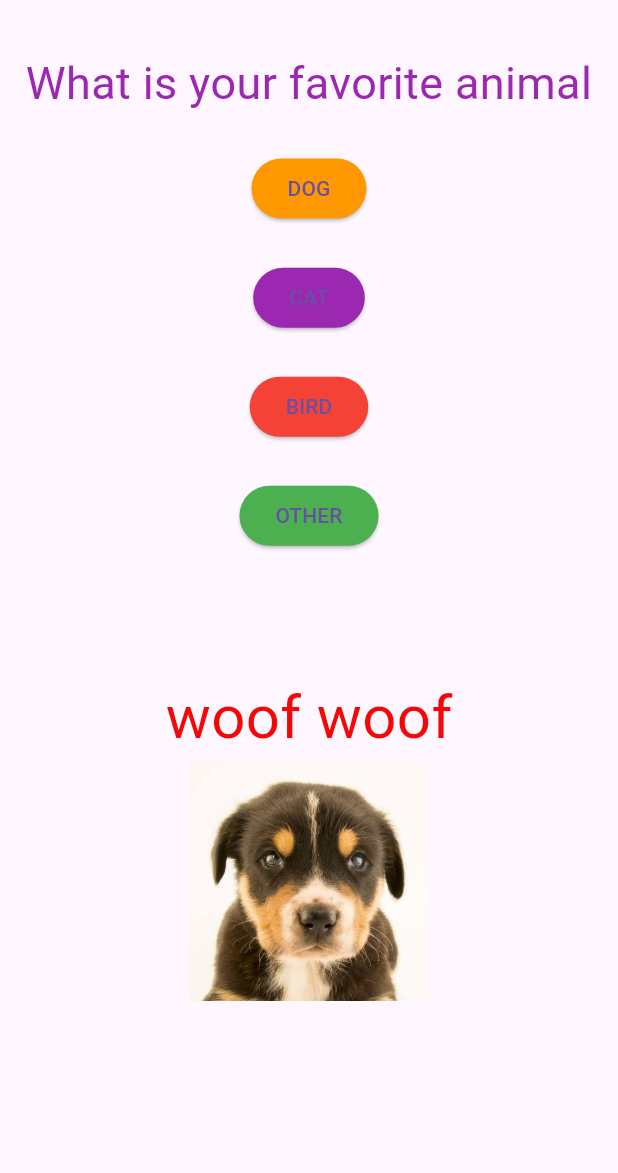
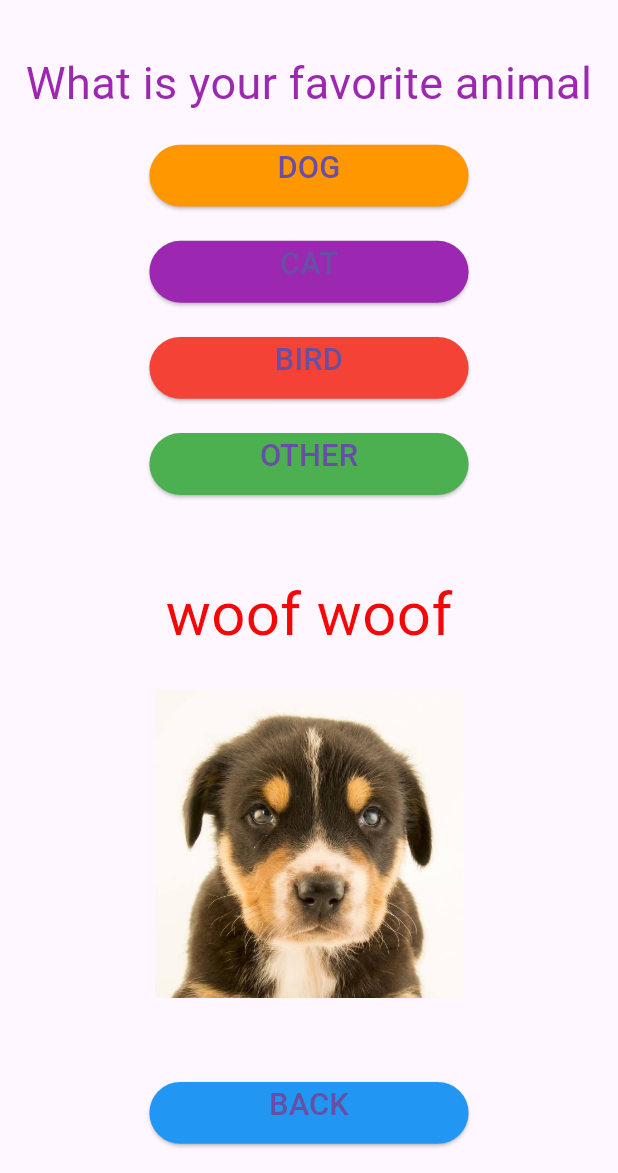
Before and after one commit to Obarrie/flutter_education, a Flutter app: the screen it shows after launch, after a tap on "Next", on a phone screen of 412 x 824 dp, the part 63-1236 px from its top. Run offline on Flutter 3.47's test engine with Material 3 defaults, Android fonts, the phone set to English and light mode, and no system bars.

Commit message:
Completed for ios

```diff
--- a/lib/question.dart
+++ b/lib/question.dart
@@ -3,7 +3,7 @@ import 'package:flutter_education/question2.dart';
 import 'package:flutter_education/styles/elevatedbutton.dart';
 
 class Question extends StatefulWidget {
-  const Question({super.key});
+  const Question({Key? key}) : super(key: key);
 
   @override
   State<Question> createState() => _QuestionState();
@@ -15,75 +15,86 @@ class _QuestionState extends State<Question> {
 
   @override
   Widget build(BuildContext context) {
-    //bool useVerticalLayout = MediaQuery.of(context).size.width < 400;
-
     return Scaffold(
-      appBar:  AppBar(
+      appBar: AppBar(
         title: const Text('My First App'),
       ),
       body: Container(
         color: _colors[_index % _colors.length],
         child: Column(
-            crossAxisAlignment:CrossAxisAlignment.stretch,
-            children:[
+          //crossAxisAlignment: CrossAxisAlignment.stretch,
+          children: [
             Container(
-                // width: double.infinity, //allows what ever is wrapped in it to take as much space as it can get.
               margin: const EdgeInsets.all(10),
               child: const Text(
                 'What is your favorite color',
-                style: TextStyle(fontSize: 30, color:Colors.purple),
+                style: TextStyle(fontSize: 30, color: Colors.purple),
                 textAlign: TextAlign.center,
               ),
             ),
 
+            //SizedBox(height: MediaQuery.of(context).size.height * 0.03),
+            const Spacer(flex:1),
             mycustombutton(
+              context: context,
               label: 'RED',
-              onPressed: (){
-                setState((){
+              onPressed: () {
+                setState(() {
                   _index = 1;
                 });
               },
               buttonColor: Colors.red,
             ),
 
+            // SizedBox(height: MediaQuery.of(context).size.height * 0.03),
+            const Spacer(flex: 1),
             mycustombutton(
+              context: context,
               label: 'BLUE',
-              onPressed: (){
-                setState((){
+              onPressed: () {
+                setState(() {
                   _index = 2;
                 });
               },
               buttonColor: Colors.blue,
             ),
 
+            //SizedBox(height: MediaQuery.of(context).size.height * 0.03),
+            const Spacer(flex: 1),
             mycustombutton(
+              context: context,
               label: 'Green',
-              onPressed: (){
-                setState((){
+              onPressed: () {
+                setState(() {
                   _index = 3;
                 });
               },
               buttonColor: Colors.green,
             ),
 
+            const Spacer(flex: 2),
             Expanded(
-          child:Center(
+              child: Center(
                 child: mycustombutton(
+                  context: context,
                   label: 'Reset',
-              onPressed: (){
-                setState((){
+                  onPressed: () {
+                    setState(() {
                       _index = 0;
                     });
                   },
                   buttonColor: Colors.black,
                 ),
-            )
               ),
+            ),
+
+            const Spacer(flex: 4),
             Expanded(
               child: Center(
-              child:mycustombutton(
+                child: mycustombutton(
+                  context: context,
                   label: 'Next',
-                onPressed: (){
+                  onPressed: () {
                     Navigator.push(
                       context,
                       MaterialPageRoute(builder: (context) => const Question2()),
@@ -91,10 +102,12 @@ class _QuestionState extends State<Question> {
                   },
                   buttonColor: Colors.blue,
                 ),
-            )
               ),
-        ]
-      )
+            ),
+            const Spacer(flex: 4),
+
+          ],
+        ),
       ),
     );
   }
--- a/lib/question2.dart
+++ b/lib/question2.dart
@@ -21,128 +21,93 @@ class _Question2State extends State<Question2> {
       appBar: AppBar(
         title: const Text('My First App'),
       ),
-        body: SingleChildScrollView(
-          child:  Center(
+      body: Center(
         child: Column(
-              mainAxisAlignment: MainAxisAlignment.center,//Column widget is there to make widgets into a column. this widget takes in an argument called children which
+          mainAxisAlignment: MainAxisAlignment.center,
           children:[
             const SizedBox(height: 20),
-              //const Expanded(
             const Text(
               'What is your favorite animal',
               style: TextStyle(fontSize: 30, color:Colors.purple),
               textAlign: TextAlign.center,
-                ),// takes in a list of widgets
-              //),
+            ),
 
-                // Expanded(
-                //   flex: 6,
-                //   child: Center(
-               SizedBox(height: MediaQuery.of(context).size.height*0.03),
-               // TODO: Sizedbox to spacer widget
-                  //Spacers take flex sizes
-                   // - Wrap my custombutton in the expanded
+            const Spacer(flex:1),
+            mycustombutton(
+              context:context,
+              label: 'DOG',
+              onPressed: (){
+                setState((){
+                  _index = 0;
+                });
+              },
+              buttonColor: Colors.orange,
+            ),
 
-                 //Expanded(
-                   //child:Center(
+            const Spacer(flex:1),
             mycustombutton(
-                        label: 'DOG',
+              context:context,
+              label: 'CAT',
               onPressed: (){
                 setState((){
                   _index = 1;
                 });
               },
-                        buttonColor: Colors.orange,
+              buttonColor: Colors.purple,
             ),
-                   //)
-                 //),
 
-                   SizedBox(height: MediaQuery.of(context).size.height*0.03),
-                    //Expanded(
-                       //child:Center(
+            const Spacer(flex: 1),
             mycustombutton(
-                              label: 'CAT',
+              context:context,
+              label: 'BIRD',
               onPressed: (){
                 setState((){
                   _index = 2;
                 });
               },
-                              buttonColor: Colors.purple,
+              buttonColor: Colors.red,
             ),
-                       //)
-                    //),
 
-                // Spacer(flex:1),
-                // Expanded(flex:5)
-
-                //Wont work until you take out size boxes and other hardcoded sizes
-
-                SizedBox(height: MediaQuery.of(context).size.height*0.03),
-                    // Expanded(
-                    //   child: Center(
+            const Spacer(flex: 1),
             mycustombutton(
-                          label: 'BIRD',
+              context:context,
+              label: 'OTHER',
               onPressed: (){
                 setState((){
                   _index = 3;
                 });
               },
-                          buttonColor: Colors.red,
-                        ),
-                    //   )
-                    // ),
-
-
-
-                 SizedBox(height: MediaQuery.of(context).size.height*0.03),
-                  // Expanded(
-                  //   child:Center(
-                    mycustombutton(
-                        label: 'OTHER',
-                        onPressed: (){
-                          setState((){
-                            _index = 4;
-                          });
-                        },
               buttonColor: Colors.green,
             ),
-                  //   )
-                  // ),
 
-
-                SizedBox(height: MediaQuery.of(context).size.height*0.1),
-                  Text( _sounds[_index % _sounds.length],
+            const Spacer(flex: 3),
+            Text(
+              _sounds[_index % _sounds.length],
               style: const TextStyle(
                 color: Color.fromARGB(255, 245, 7, 7),
                 fontSize: 40,
               ),
             ),
-
             Image(
-                    // image: AssetImage('assets/images/dog.jpeg'),
               image: AssetImage(_images[_index % _images.length]),
-                    height: 160,
-                    width: 200,
+              height: MediaQuery.of(context).size.height * 0.3,
+              width: MediaQuery.of(context).size.width * 0.5,
             ),
 
-
-                  //Expanded(
-                    //child: Center(
-                  SizedBox(height: MediaQuery.of(context).size.height*0.2),
+            const Spacer(flex: 2),
             mycustombutton(
+              context:context,
               label: 'BACK',
               onPressed: (){
                 Navigator.pop(context,);
               },
               buttonColor: Colors.blue,
             ),
-                     // )
-                    //),
+             const Spacer(flex: 1),
 
           ],
-                )
         ),
-            )
+      ),
     );
   }
 }
@@ -276,5 +241,5 @@ class _Question2State extends State<Question2> {
                   // ),
 
 //TODO:
-  // Make class that has all buttons and then import that into the files where I am using the buttons DONE
-  // Then just call the buttons based on how you need them. DONE
+//1. Work on understanding spacer and expanded
+//2. Run app on android and understand using the emulator
--- a/lib/styles/elevatedbutton.dart
+++ b/lib/styles/elevatedbutton.dart
@@ -1,27 +1,29 @@
 import 'package:flutter/material.dart';
 
         ElevatedButton mycustombutton({
+          required BuildContext context,
           required String label,
           required VoidCallback onPressed,
-    required Color buttonColor
+          required Color buttonColor,
         }) {
           return ElevatedButton(
             onPressed: onPressed,
             style: ButtonStyle(
               backgroundColor: changeColor(buttonColor, Colors.white),
-      //   fixedSize: MaterialStateProperty.all<Size>(
-      //   const Size(150, 50),
-      // ),
             ),
+            child: SizedBox(
+              width: MediaQuery.of(context).size.width*0.4,
+              height: MediaQuery.of(context).size.height*0.05,
               child: Text(
                 label,
-        style: const TextStyle(
-          // fontSize: 25,
+                textAlign: TextAlign.center,
+                style: TextStyle(
+                  fontSize: MediaQuery.of(context).size.width * 0.05,
+                ),
               ),
             ),
           );
         }
-
 
   MaterialStateProperty <Color> changeColor(Color color, Color color2) {
     changeColor(Set<MaterialState> states){
```
Lines whose indentation alone changed are shown as unchanged.
